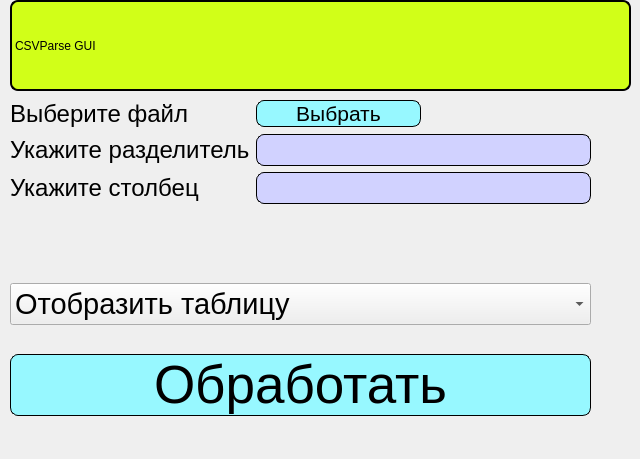
This is widget.ui in coder6497/CSVParser as Qt 5 draws it before an edit. The edited form follows.
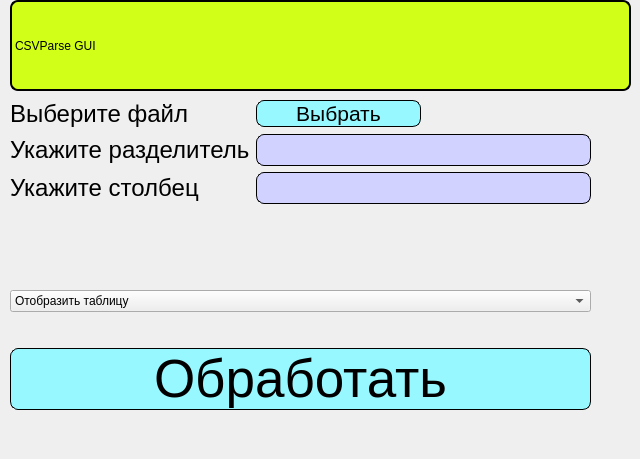
This is the edited form.

Diff of the .ui file:
```diff
--- a/widget.ui
+++ b/widget.ui
@@ -155,7 +155,7 @@
     <item>
      <widget class="QComboBox" name="comboBox">
       <property name="styleSheet">
-       <string notr="true">font: 22pt;</string>
+       <string notr="true"/>
       </property>
       <item>
        <property name="text">
```
